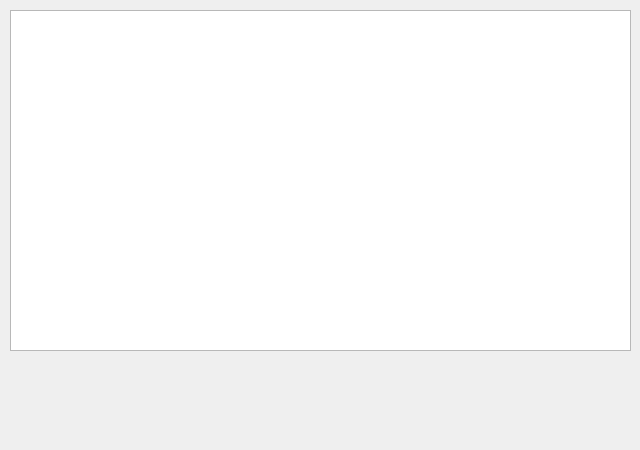
The window that MGAWithSQL/mgalistform.ui (amirtosson/MGAConnect) describes before a commit, drawn with Qt 5.
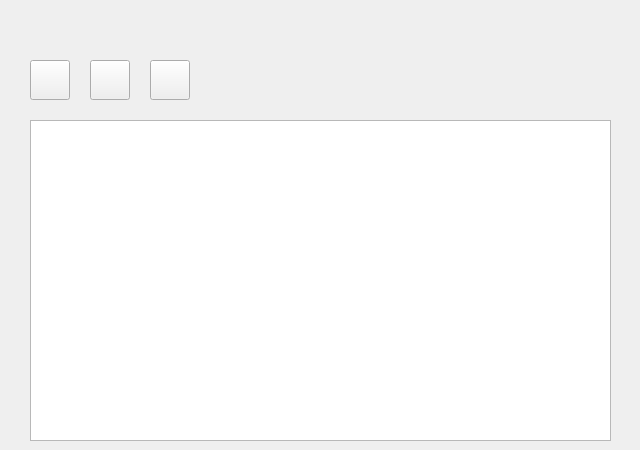
The same window after the commit.

Patch:
```diff
--- a/MGAWithSQL/mgalistform.ui
+++ b/MGAWithSQL/mgalistform.ui
@@ -13,25 +13,75 @@
   <property name="windowTitle">
    <string>Form</string>
   </property>
-  <widget class="QWidget" name="horizontalLayoutWidget">
-   <property name="geometry">
-    <rect>
-     <x>10</x>
-     <y>360</y>
-     <width>621</width>
-     <height>81</height>
-    </rect>
-   </property>
-   <layout class="QHBoxLayout" name="horizontalLayout"/>
-  </widget>
+  <property name="styleSheet">
+   <string notr="true"/>
+  </property>
   <widget class="QTableWidget" name="userListWidget">
    <property name="geometry">
     <rect>
+     <x>30</x>
+     <y>120</y>
+     <width>581</width>
+     <height>321</height>
+    </rect>
+   </property>
+  </widget>
+  <widget class="QWidget" name="verticalLayoutWidget">
+   <property name="geometry">
+    <rect>
      <x>10</x>
      <y>10</y>
      <width>621</width>
-     <height>341</height>
+     <height>41</height>
     </rect>
+   </property>
+   <layout class="QVBoxLayout" name="verticalLayout">
+    <item>
+     <widget class="QLabel" name="pageTitle">
+      <property name="text">
+       <string/>
+      </property>
+     </widget>
+    </item>
+   </layout>
+  </widget>
+  <widget class="QToolButton" name="addUserButton">
+   <property name="geometry">
+    <rect>
+     <x>30</x>
+     <y>60</y>
+     <width>40</width>
+     <height>40</height>
+    </rect>
+   </property>
+   <property name="text">
+    <string/>
+   </property>
+  </widget>
+  <widget class="QToolButton" name="editUserButton">
+   <property name="geometry">
+    <rect>
+     <x>90</x>
+     <y>60</y>
+     <width>40</width>
+     <height>40</height>
+    </rect>
+   </property>
+   <property name="text">
+    <string/>
+   </property>
+  </widget>
+  <widget class="QToolButton" name="deleteUserButton">
+   <property name="geometry">
+    <rect>
+     <x>150</x>
+     <y>60</y>
+     <width>40</width>
+     <height>40</height>
+    </rect>
+   </property>
+   <property name="text">
+    <string/>
    </property>
   </widget>
  </widget>
```
